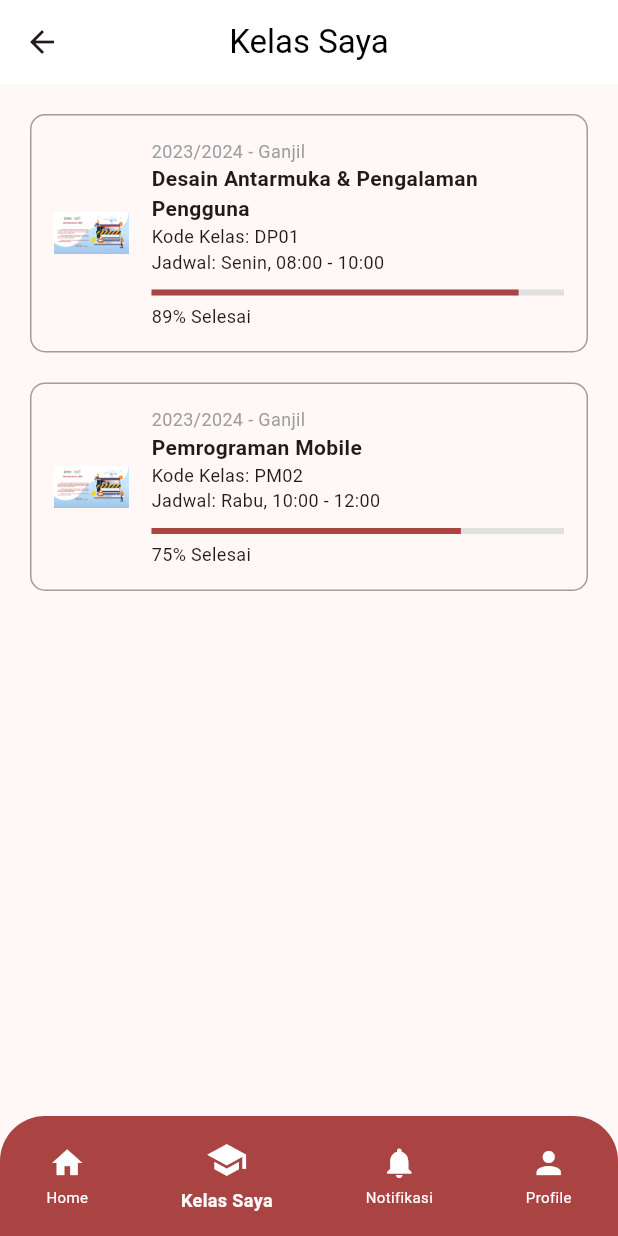
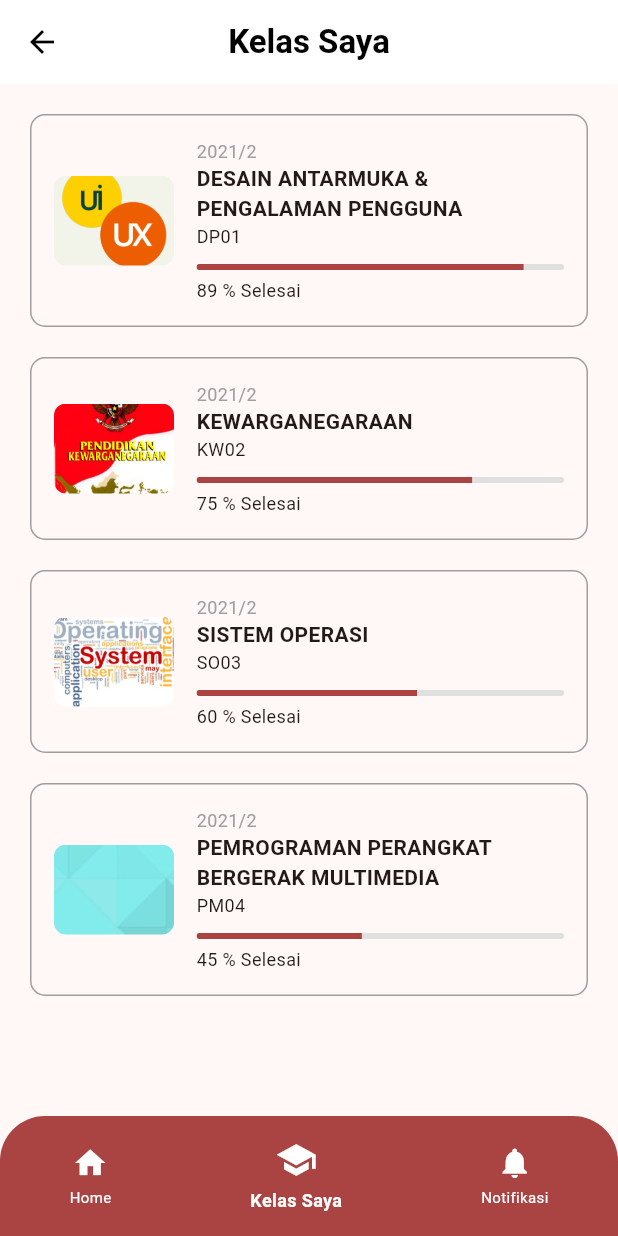
Before and after one commit to ifqhllm/Tugas-UAS, a Flutter app: the MainScreen screen opened by its route, item 2 of the bottom bar chosen, on a phone screen of 412 x 824 dp. Run offline on Flutter 3.47's test engine with Material 3 defaults, Android fonts, the phone set to English and light mode, and no system bars; our stand-ins replace firebase_auth, firebase_core, google_sign_in; accounts and stored records are empty.

Commit message:
Memperbarui kelas saya, menambah halaman pengumuman dan halaman detail pengumuman

```diff
--- a/lib/presentation/pages/kelas_saya_page.dart
+++ b/lib/presentation/pages/kelas_saya_page.dart
@@ -2,50 +2,59 @@ import 'package:flutter/material.dart';
 import '../../core/constants/colors.dart';
 
 class KelasSayaPage extends StatelessWidget {
+  final List<Map<String, dynamic>> courses = [
+    {
+      'image': 'assets/1.png',
+      'yearSemester': '2021/2',
+      'subject': 'DESAIN ANTARMUKA & PENGALAMAN PENGGUNA',
+      'code': 'DP01',
+      'progress': 89,
+    },
+    {
+      'image': 'assets/2.jpg',
+      'yearSemester': '2021/2',
+      'subject': 'KEWARGANEGARAAN',
+      'code': 'KW02',
+      'progress': 75,
+    },
+    {
+      'image': 'assets/3.jpg',
+      'yearSemester': '2021/2',
+      'subject': 'SISTEM OPERASI',
+      'code': 'SO03',
+      'progress': 60,
+    },
+    {
+      'image': 'assets/4.jpg',
+      'yearSemester': '2021/2',
+      'subject': 'PEMROGRAMAN PERANGKAT BERGERAK MULTIMEDIA',
+      'code': 'PM04',
+      'progress': 45,
+    },
+  ];
+
   @override
   Widget build(BuildContext context) {
     return Scaffold(
       appBar: AppBar(
         backgroundColor: Colors.white,
-        elevation: 0,
-        title: Text('Kelas Saya', style: TextStyle(color: Colors.black)),
+        title: Text(
+          'Kelas Saya',
+          style: TextStyle(color: Colors.black, fontWeight: FontWeight.bold),
+        ),
         centerTitle: true,
+        leading: IconButton(
+          icon: Icon(Icons.arrow_back, color: Colors.black),
+          onPressed: () => Navigator.pop(context),
         ),
-      body: ListView(
+      ),
+      body: ListView.builder(
         padding: EdgeInsets.all(20),
-        children: [
-          _buildClassItem(
-            image: 'lib/assets/lms.png',
-            yearSemester: '2023/2024 - Ganjil',
-            subject: 'Desain Antarmuka & Pengalaman Pengguna',
-            code: 'DP01',
-            schedule: 'Senin, 08:00 - 10:00',
-            progress: 89,
-          ),
-          SizedBox(height: 20),
-          _buildClassItem(
-            image: 'lib/assets/lms.png',
-            yearSemester: '2023/2024 - Ganjil',
-            subject: 'Pemrograman Mobile',
-            code: 'PM02',
-            schedule: 'Rabu, 10:00 - 12:00',
-            progress: 75,
-          ),
-          // Add more items as needed
-        ],
-      ),
-    );
-  }
-
-  Widget _buildClassItem({
-    required String image,
-    required String yearSemester,
-    required String subject,
-    required String code,
-    required String schedule,
-    required int progress,
-  }) {
+        itemCount: courses.length,
+        itemBuilder: (context, index) {
+          final course = courses[index];
           return Container(
+            margin: EdgeInsets.only(bottom: 20),
             padding: EdgeInsets.all(15),
             decoration: BoxDecoration(
               border: Border.all(color: Colors.grey),
@@ -53,34 +62,58 @@ class KelasSayaPage extends StatelessWidget {
             ),
             child: Row(
               children: [
-          Image.asset(image, width: 50, height: 50),
+                ClipRRect(
+                  borderRadius: BorderRadius.circular(8),
+                  child: Image.asset(
+                    course['image'],
+                    width: 80,
+                    height: 60,
+                    fit: BoxFit.cover,
+                  ),
+                ),
                 SizedBox(width: 15),
                 Expanded(
                   child: Column(
                     crossAxisAlignment: CrossAxisAlignment.start,
                     children: [
                       Text(
-                  yearSemester,
+                        course['yearSemester'],
                         style: TextStyle(color: Colors.grey, fontSize: 12),
                       ),
-                Text(subject, style: TextStyle(fontWeight: FontWeight.bold)),
-                Text('Kode Kelas: $code', style: TextStyle(fontSize: 12)),
-                Text('Jadwal: $schedule', style: TextStyle(fontSize: 12)),
+                      Text(
+                        course['subject'],
+                        style: TextStyle(
+                          fontWeight: FontWeight.bold,
+                          fontSize: 14,
+                        ),
+                        maxLines: 2,
+                        overflow: TextOverflow.ellipsis,
+                      ),
+                      Text(course['code'], style: TextStyle(fontSize: 12)),
                       SizedBox(height: 10),
-                LinearProgressIndicator(
-                  value: progress / 100,
+                      ClipRRect(
+                        borderRadius: BorderRadius.circular(5),
+                        child: LinearProgressIndicator(
+                          value: course['progress'] / 100,
                           backgroundColor: Colors.grey[300],
                           valueColor: AlwaysStoppedAnimation<Color>(
                             AppColors.primaryRed,
                           ),
                         ),
+                      ),
                       SizedBox(height: 5),
-                Text('$progress% Selesai', style: TextStyle(fontSize: 12)),
+                      Text(
+                        '${course['progress']} % Selesai',
+                        style: TextStyle(fontSize: 12),
+                      ),
                     ],
                   ),
                 ),
               ],
             ),
           );
+        },
+      ),
+    );
   }
 }
--- a/lib/presentation/pages/login_page.dart
+++ b/lib/presentation/pages/login_page.dart
@@ -24,7 +24,7 @@ class _LoginPageState extends State<LoginPage> {
             height: 200,
             decoration: BoxDecoration(
               image: DecorationImage(
-                image: AssetImage('lib/assets/logo gedung.jpg'),
+                image: AssetImage('assets/logo gedung.jpg'),
                 fit: BoxFit.cover,
               ),
             ),
@@ -36,7 +36,7 @@ class _LoginPageState extends State<LoginPage> {
                   right: 0,
                   child: Center(
                     child: Image.asset(
-                      'lib/assets/logo tel.png',
+                      'assets/logo tel.png',
                       height: 80,
                       fit: BoxFit.contain,
                     ),
--- a/lib/presentation/pages/main_screen.dart
+++ b/lib/presentation/pages/main_screen.dart
@@ -2,23 +2,27 @@ import 'package:flutter/material.dart';
 import 'home_page.dart';
 import 'kelas_saya_page.dart';
 import 'notifikasi_page.dart';
-import 'profile_page.dart';
 import '../widgets/bottom_nav_bar.dart';
 
 class MainScreen extends StatefulWidget {
+  final int initialIndex;
+
+  MainScreen({this.initialIndex = 0});
+
   @override
   _MainScreenState createState() => _MainScreenState();
 }
 
 class _MainScreenState extends State<MainScreen> {
-  int _currentIndex = 0;
+  late int _currentIndex;
 
-  final List<Widget> _pages = [
-    HomePage(),
-    KelasSayaPage(),
-    NotifikasiPage(),
-    ProfilePage(),
-  ];
+  final List<Widget> _pages = [HomePage(), KelasSayaPage(), NotifikasiPage()];
+
+  @override
+  void initState() {
+    super.initState();
+    _currentIndex = widget.initialIndex;
+  }
 
   void _onTabTapped(int index) {
     setState(() {
--- a/lib/presentation/pages/splash_screen.dart
+++ b/lib/presentation/pages/splash_screen.dart
@@ -34,7 +34,7 @@ class _SplashScreenState extends State<SplashScreen> {
         child: Column(
           mainAxisAlignment: MainAxisAlignment.center,
           children: [
-            Image.asset('lib/assets/logo tel.png', height: 100),
+            Image.asset('assets/logo tel.png', height: 100),
             SizedBox(height: 20),
             Text(
               'CeLoe LMS',
--- a/lib/presentation/widgets/bottom_nav_bar.dart
+++ b/lib/presentation/widgets/bottom_nav_bar.dart
@@ -24,7 +24,6 @@ class BottomNavBar extends StatelessWidget {
           _buildNavItem(Icons.home, 'Home', 0),
           _buildNavItem(Icons.school, 'Kelas Saya', 1),
           _buildNavItem(Icons.notifications, 'Notifikasi', 2),
-          _buildNavItem(Icons.person, 'Profile', 3),
         ],
       ),
     );
```
Also changed, not shown: lib/presentation/pages/detail_pengumuman_page.dart (added, +86 -0 lines), lib/presentation/pages/home_page.dart (+23 -4 lines), lib/presentation/pages/pengumuman_page.dart (added, +96 -0 lines), pubspec.yaml (+1 -6 lines), assets/1.png (added), assets/2.jpg (added), assets/3.jpg (added), assets/4.jpg (added), assets/lms.png (renamed from lib/assets/lms.png), assets/logo gedung.jpg (renamed from lib/assets/logo gedung.jpg), assets/logo tel.png (renamed from lib/assets/logo tel.png). Lines whose indentation alone changed are shown as unchanged.
